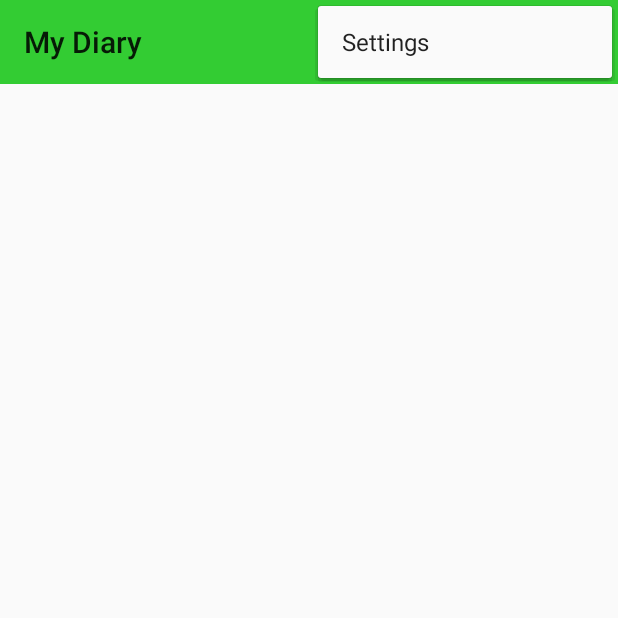
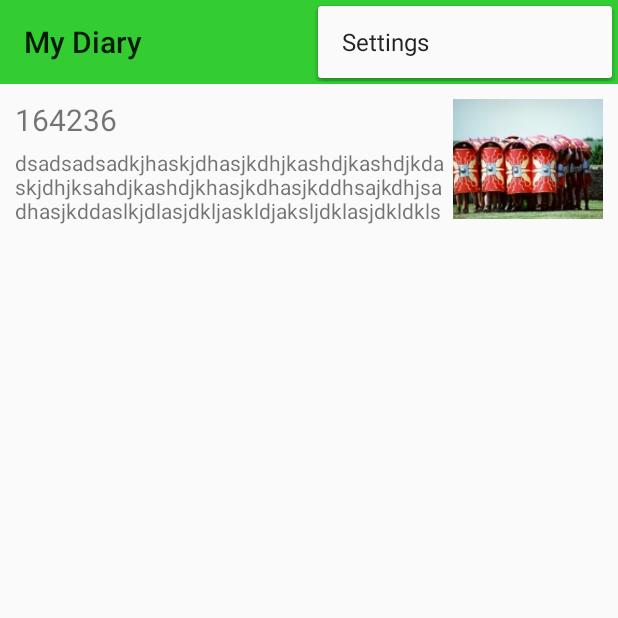
Before and after one commit to thaidh/CloneEvernote, an Android app: the screen it shows after launch (DiaryListActivity), with the options menu open, on a phone screen of 412 x 824 dp, the top half of it. Run offline under Robolectric (Android 15) with nearby library versions, the phone set to English and light mode, and no system bars.

Commit message:
- using recycler view

```diff
--- a/app/build.gradle
+++ b/app/build.gradle
@@ -26,4 +26,5 @@ dependencies {
     compile fileTree(dir: 'libs', include: ['*.jar'])
     compile 'com.android.support:appcompat-v7:21.0.3'
     compile project(':newQuickAction')
+    compile 'com.android.support:recyclerview-v7:22.1.1'
 }
--- /dev/null
+++ b/app/src/main/java/com/example/thai/myapplication/adapter/DiaryListAdapter.java
@@ -0,0 +1,73 @@
+package com.example.thai.myapplication.adapter;
+
+import android.content.Context;
+import android.support.v7.widget.RecyclerView;
+import android.view.LayoutInflater;
+import android.view.View;
+import android.view.ViewGroup;
+import android.widget.ImageView;
+import android.widget.TextView;
+import android.widget.Toast;
+
+import com.example.thai.myapplication.R;
+import com.example.thai.myapplication.utils.Utils;
+
+/**
+ * Created by thaidh on 5/17/15.
+ */
+public class DiaryListAdapter extends RecyclerView.Adapter<DiaryListAdapter.ViewHolder> {
+    private Context mContext;
+    private String[] mDataSet;
+
+    public DiaryListAdapter(String[] dataSet) {
+        this.mDataSet = dataSet;
+    }
+
+    public void setDataSet(String[] mDataSet) {
+        this.mDataSet = mDataSet;
+    }
+
+    @Override
+    public ViewHolder onCreateViewHolder(ViewGroup viewGroup, int i) {
+        this.mContext = viewGroup.getContext();
+        View v = LayoutInflater.from(mContext).inflate(R.layout.diary_item_layout, viewGroup, false);
+        ViewHolder viewHolder = new ViewHolder(v);
+        return viewHolder;
+    }
+
+    @Override
+    public void onBindViewHolder(ViewHolder viewHolder, int i) {
+        final String data = mDataSet[i];
+        viewHolder.mTextView.setText(mDataSet[i]);
+        viewHolder.mImageView.setImageDrawable(Utils.getRandomDrawable(mContext, i));
+        viewHolder.mImageView.setOnClickListener(new View.OnClickListener() {
+            @Override
+            public void onClick(View v) {
+                Toast.makeText(v.getContext(), "Image: " + data , Toast.LENGTH_SHORT).show();
+            }
+        });
+    }
+
+    @Override
+    public int getItemCount() {
+        return mDataSet.length;
+    }
+
+    public static class ViewHolder extends RecyclerView.ViewHolder implements View.OnClickListener {
+        public TextView mTextView;
+        public ImageView mImageView;
+
+        public ViewHolder(View v) {
+            super(v);
+            mTextView = (TextView) v.findViewById(R.id.tv_diary_title);
+            mImageView = (ImageView) v.findViewById(R.id.imv_diary_preview);
+
+        }
+
+
+        @Override
+        public void onClick(View v) {
+            Toast.makeText(v.getContext(), "Data " + mTextView.getText() , Toast.LENGTH_SHORT).show();
+        }
+    }
+}
--- a/app/src/main/java/com/example/thai/myapplication/customview/MyComposer.java
+++ b/app/src/main/java/com/example/thai/myapplication/customview/MyComposer.java
@@ -12,6 +12,7 @@ import android.widget.ImageView;
 import android.widget.LinearLayout;
 
 import com.example.thai.myapplication.R;
+import com.example.thai.myapplication.utils.Utils;
 
 import net.londatiga.android.QuickAction;
 
@@ -132,7 +133,7 @@ public class MyComposer extends LinearLayout {
         ImageView imageView = new ImageView(getContext());
         LinearLayout.LayoutParams layoutParams = new LinearLayout.LayoutParams(LinearLayout.LayoutParams.MATCH_PARENT, LinearLayout.LayoutParams.WRAP_CONTENT);
         imageView.setLayoutParams(layoutParams);
-        imageView.setImageDrawable(getRandomDrawable(random.nextInt(1000) + 1));
+        imageView.setImageDrawable(Utils.getRandomDrawable(getContext(), random.nextInt(1000) + 1));
         imageView.setScaleType(ImageView.ScaleType.CENTER_CROP);
         imageView.setOnLongClickListener(new View.OnLongClickListener() {
             @Override
@@ -146,21 +147,7 @@ public class MyComposer extends LinearLayout {
         return imageView;
     }
 
-    private Drawable getRandomDrawable(int random) {
 
-        switch (random % 4) {
-            case 1:
-                return getResources().getDrawable(R.drawable.demo1);
-            case 2:
-                return getResources().getDrawable(R.drawable.demo2);
-
-            case 3:
-                return getResources().getDrawable(R.drawable.demo3);
-
-            default:
-                return getResources().getDrawable(R.drawable.demo4);
-        }
-    }
 
     public void setQuickAction(QuickAction mQuickAction) {
         this.mQuickAction = mQuickAction;
--- a/app/src/main/java/com/example/thai/myapplication/ui/DiaryListActivity.java
+++ b/app/src/main/java/com/example/thai/myapplication/ui/DiaryListActivity.java
@@ -4,6 +4,8 @@ import android.app.Activity;
 import android.content.Intent;
 import android.support.v7.app.ActionBarActivity;
 import android.os.Bundle;
+import android.support.v7.widget.LinearLayoutManager;
+import android.support.v7.widget.RecyclerView;
 import android.support.v7.widget.Toolbar;
 import android.view.Menu;
 import android.view.MenuItem;
@@ -14,6 +16,7 @@ import android.widget.ListView;
 import android.widget.Toast;
 
 import com.example.thai.myapplication.R;
+import com.example.thai.myapplication.adapter.DiaryListAdapter;
 import com.example.thai.myapplication.database.DatabaseHelper;
 import com.example.thai.myapplication.model.DiaryItem;
 
@@ -21,19 +24,39 @@ import java.text.SimpleDateFormat;
 import java.util.ArrayList;
 import java.util.Calendar;
 import java.util.Date;
+import java.util.Random;
 
 public class DiaryListActivity extends ActionBarActivity {
     private static final String EXTRA_ID_DIARY = "extra_diary_id";
     private static final SimpleDateFormat simpleDateFormat = new SimpleDateFormat("yyyy-MM-dd hh:mm:ss");
     private ArrayList<DiaryItem> diaryList;
-    private ListView lvDiary;
+//    private ListView lvDiary;
+    private RecyclerView mRecyclerView;
+    private DiaryListAdapter mAdapter;
+    private RecyclerView.LayoutManager mLayoutManager;
+
+    private Random random = new Random();
+
     @Override
     protected void onCreate(Bundle savedInstanceState) {
         super.onCreate(savedInstanceState);
         setContentView(R.layout.activity_diary_list);
         setupToolbar();
 
-        lvDiary = (ListView) findViewById(R.id.lvDiary);
+//        lvDiary = (ListView) findViewById(R.id.lvDiary);
+        diaryList = DatabaseHelper.getInstance(this).getAllDiary();
+        String[] data = new String[20];
+        for (int i = 0; i < data.length; i++) {
+            data[i] = random.nextInt(1000000) + "";
+        }
+        mRecyclerView = (RecyclerView) findViewById(R.id.lvDiary);
+
+        mLayoutManager = new LinearLayoutManager(this);
+        mRecyclerView.setLayoutManager(mLayoutManager);
+
+        mAdapter = new DiaryListAdapter(data);
+
+        mRecyclerView.setAdapter(mAdapter);
     }
 
     private void setupToolbar() {
@@ -45,32 +68,33 @@ public class DiaryListActivity extends ActionBarActivity {
     @Override
     protected void onResume() {
         super.onResume();
-        diaryList = DatabaseHelper.getInstance(this).getAllDiary();
-        if (!diaryList.isEmpty()) {
-            ArrayList<String> values = new ArrayList<String>();
-            for (DiaryItem diary : diaryList) {
-                Calendar cal = Calendar.getInstance();
-                cal.setTimeInMillis(diary.createTime);
-                String strDate = simpleDateFormat.format(cal.getTime());
 
-                values.add(strDate);
-            }
-            ArrayAdapter<String> adapter = new ArrayAdapter<String>(this, android.R.layout.simple_list_item_1, values);
-            lvDiary.setAdapter(adapter);
 
-            lvDiary.setOnItemClickListener(new AdapterView.OnItemClickListener() {
-                @Override
-                public void onItemClick(AdapterView<?> parent, View view, int position, long id) {
-                    DiaryItem diary = diaryList.get(position);
-                    Intent intent = new Intent(DiaryListActivity.this, ComposeActivity.class);
-                    intent.putExtra(EXTRA_ID_DIARY, id);
-                    startActivity(intent);
-
-                }
-            });
-        } else {
-            Toast.makeText(getApplicationContext(), "No data", Toast.LENGTH_SHORT).show();
-        }
+//        if (!diaryList.isEmpty()) {
+//            ArrayList<String> values = new ArrayList<String>();
+//            for (DiaryItem diary : diaryList) {
+//                Calendar cal = Calendar.getInstance();
+//                cal.setTimeInMillis(diary.createTime);
+//                String strDate = simpleDateFormat.format(cal.getTime());
+//
+//                values.add(strDate);
+//            }
+//            ArrayAdapter<String> adapter = new ArrayAdapter<String>(this, android.R.layout.simple_list_item_1, values);
+//            lvDiary.setAdapter(adapter);
+//
+//            lvDiary.setOnItemClickListener(new AdapterView.OnItemClickListener() {
+//                @Override
+//                public void onItemClick(AdapterView<?> parent, View view, int position, long id) {
+//                    DiaryItem diary = diaryList.get(position);
+//                    Intent intent = new Intent(DiaryListActivity.this, ComposeActivity.class);
+//                    intent.putExtra(EXTRA_ID_DIARY, id);
+//                    startActivity(intent);
+//
+//                }
+//            });
+//        } else {
+//            Toast.makeText(getApplicationContext(), "No data", Toast.LENGTH_SHORT).show();
+//        }
     }
 
     @Override
--- /dev/null
+++ b/app/src/main/java/com/example/thai/myapplication/utils/Utils.java
@@ -0,0 +1,28 @@
+package com.example.thai.myapplication.utils;
+
+import android.content.Context;
+import android.graphics.drawable.Drawable;
+
+import com.example.thai.myapplication.R;
+
+/**
+ * Created by thaidh on 5/17/15.
+ */
+public class Utils {
+
+    public static Drawable getRandomDrawable(Context context, int random) {
+
+        switch (random % 4) {
+            case 1:
+                return context.getResources().getDrawable(R.drawable.demo1);
+            case 2:
+                return context.getResources().getDrawable(R.drawable.demo2);
+
+            case 3:
+                return context.getResources().getDrawable(R.drawable.demo3);
+
+            default:
+                return context.getResources().getDrawable(R.drawable.demo4);
+        }
+    }
+}
--- a/app/src/main/res/layout/activity_diary_list.xml
+++ b/app/src/main/res/layout/activity_diary_list.xml
@@ -1,17 +1,23 @@
 <LinearLayout xmlns:android="http://schemas.android.com/apk/res/android"
               android:layout_width="match_parent"
               android:layout_height="match_parent"
-              android:orientation="vertical">
+              android:orientation="vertical"
+    >
 
     <include
         android:id="@+id/my_awesome_toolbar"
         layout="@layout/layout_toolbar"/>
 
 
-    <ListView
+   <!-- <ListView
         android:id="@+id/lvDiary"
         android:layout_width="fill_parent"
         android:layout_height="fill_parent"
-        />
+        />-->
+    <android.support.v7.widget.RecyclerView
+        android:id="@+id/lvDiary"
+        android:scrollbars="vertical"
+        android:layout_width="match_parent"
+        android:layout_height="match_parent"/>
 
 </LinearLayout>
--- /dev/null
+++ b/app/src/main/res/layout/diary_item_layout.xml
@@ -0,0 +1,36 @@
+<?xml version="1.0" encoding="utf-8"?>
+<RelativeLayout xmlns:android="http://schemas.android.com/apk/res/android"
+              android:layout_width="match_parent"
+              android:layout_height="match_parent"
+              android:padding="10.0dip">
+
+    <TextView
+        android:id="@+id/tv_diary_title"
+        android:layout_width="match_parent"
+        android:layout_height="wrap_content"
+        android:text="title"
+        android:textSize="20.0dip"
+        android:layout_toLeftOf="@+id/imv_diary_preview"
+        android:layout_marginBottom="5.0dip"/>
+
+    <TextView
+        android:id="@+id/tv_diary_content"
+        android:layout_width="match_parent"
+        android:layout_height="wrap_content"
+        android:layout_below="@id/tv_diary_title"
+        android:maxLines="3"
+        android:layout_toLeftOf="@+id/imv_diary_preview"
+        android:text="dsadsadsadkjhaskjdhasjkdhjkashdjkashdjkdaskjdhjksahdjkashdjkhasjkdhasjkddhsajkdhjsadhasjkddaslkjdlasjdkljaskldjaksljdklasjdkldklsajdlkasjkdljaskldjklas"
+        android:layout_marginBottom="20.0dip"/>
+
+    <ImageView
+        android:id="@+id/imv_diary_preview"
+        android:layout_width="100.0dip"
+        android:layout_height="80.0dip"
+        android:src="@drawable/demo1"
+        android:layout_alignParentRight="true"
+        android:layout_marginLeft="5.0dip"
+        android:scaleType="centerCrop"/>
+
+
+</RelativeLayout>
```
